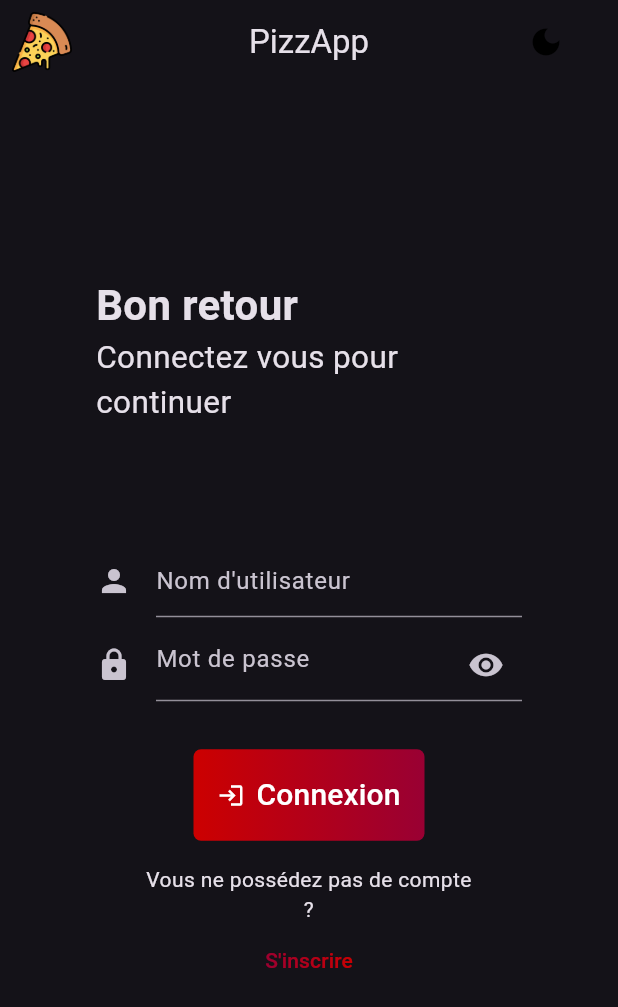
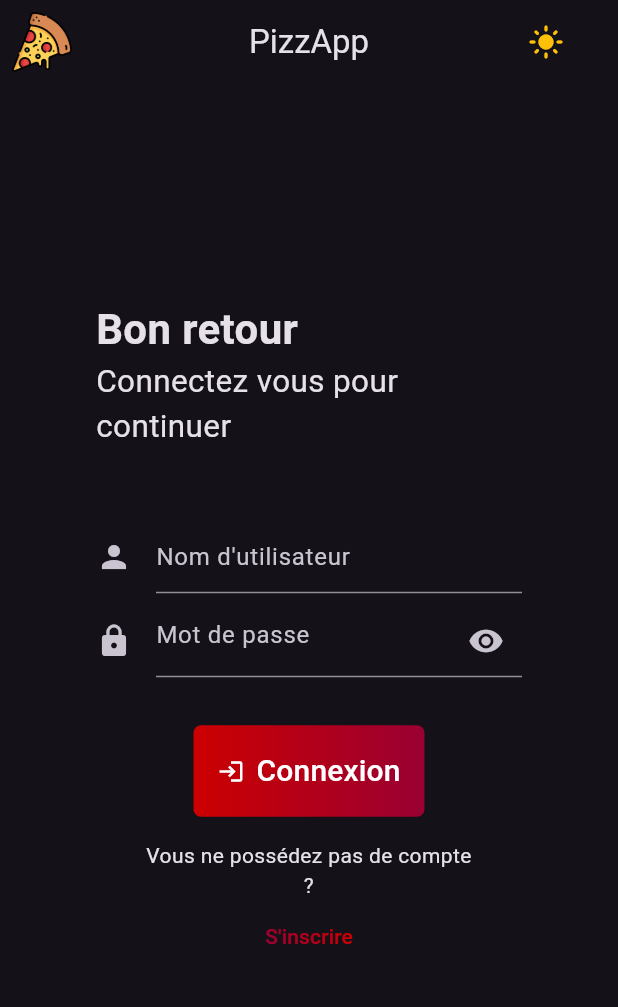
Before and after one commit to nicolas-vdn/appizza, a Flutter app: the screen it shows after launch, after a tap on the "dark mode" icon, on a phone screen of 412 x 824 dp. Shown: the top 1007 px of the screen. Run offline on Flutter 3.47's test engine with Material 3 defaults, Android fonts, the phone set to English and light mode, and no system bars; our stand-ins replace carousel_slider, dio, expandable, go_router, shared_preferences.

Commit message:
fix(structure): internet on android, themeProvider

```diff
--- a/Frontend/lib/main.dart
+++ b/Frontend/lib/main.dart
@@ -2,6 +2,7 @@ import 'package:flutter/material.dart';
 import 'package:flutter_web_plugins/url_strategy.dart';
 import 'package:frontend/providers/auth_provider.dart';
 import 'package:frontend/providers/cart_provider.dart';
+import 'package:frontend/providers/theme_provider.dart';
 import 'package:provider/provider.dart';
 
 import 'router/index.dart';
@@ -10,6 +11,7 @@ void main() {
   usePathUrlStrategy();
   runApp(MultiProvider(
     providers: [
+      ChangeNotifierProvider(create: (context) => ThemeProvider()),
       ChangeNotifierProvider(create: (context) => AuthProvider()),
       ChangeNotifierProvider(create: (context) => CartProvider()),
     ],
@@ -17,41 +19,20 @@ void main() {
   ));
 }
 
-class MyApp extends StatefulWidget {
+class MyApp extends StatelessWidget {
   const MyApp({super.key});
 
   @override
-  State<MyApp> createState() => _MyAppState();
-
-  static _MyAppState of(BuildContext context) => context.findAncestorStateOfType<_MyAppState>()!;
-}
-
-class _MyAppState extends State<MyApp> {
-  ThemeMode _themeMode = ThemeMode.light;
-
-  ThemeMode get themeMode => _themeMode;
-
-  @override
   Widget build(BuildContext context) {
-    return MaterialApp.router(
-      title: 'PizzApp',
-      theme: ThemeData(
-        brightness: Brightness.light,
-        cardColor: const Color.fromARGB(255, 154, 44, 44),
-      ),
-      darkTheme: ThemeData(
-        brightness: Brightness.dark,
-        cardColor: Colors.black,
-      ),
-      themeMode: _themeMode,
-      routerConfig: router,
-      debugShowCheckedModeBanner: false,
-    );
-  }
-
-  void changeTheme(ThemeMode themeMode) {
-    setState(() {
-      _themeMode = themeMode;
+    return Consumer<ThemeProvider>(builder: (context, themeProvider, child) {
+      return MaterialApp.router(
+        title: 'PizzApp',
+        theme: ThemeData.light(),
+        darkTheme: ThemeData.dark(),
+        themeMode: themeProvider.themeMode,
+        routerConfig: router,
+        debugShowCheckedModeBanner: false,
+      );
     });
   }
 }
--- /dev/null
+++ b/Frontend/lib/providers/theme_provider.dart
@@ -0,0 +1,12 @@
+import 'package:flutter/material.dart';
+
+class ThemeProvider with ChangeNotifier {
+  ThemeMode _themeMode = ThemeMode.light;
+
+  ThemeMode get themeMode => _themeMode;
+
+  void setThemeMode(ThemeMode mode) {
+    _themeMode = mode;
+    notifyListeners();
+  }
+}
--- a/Frontend/lib/router/index.dart
+++ b/Frontend/lib/router/index.dart
@@ -2,9 +2,9 @@ import 'package:flutter/material.dart';
 import 'package:go_router/go_router.dart';
 import 'package:provider/provider.dart';
 
-import '../main.dart';
 import '../providers/auth_provider.dart';
 import '../providers/cart_provider.dart';
+import '../providers/theme_provider.dart';
 import '../widgets/views/auth_page.dart';
 import '../widgets/views/cart_page.dart';
 import '../widgets/views/home_page.dart';
@@ -108,11 +108,12 @@ class LogoutButton extends StatelessWidget {
 
   @override
   Widget build(BuildContext context) {
-    return Consumer2<AuthProvider, CartProvider>(builder: (context, authProvider, cartProvider, child) {
+    return Consumer3<ThemeProvider, AuthProvider, CartProvider>(
+        builder: (context, themeProvider, authProvider, cartProvider, child) {
       return authProvider.isSignedIn()
           ? IconButton(
               icon: const Icon(Icons.logout),
-              color: MyApp.of(context).themeMode == ThemeMode.light ? Colors.black : Colors.amber,
+              color: themeProvider.themeMode == ThemeMode.light ? Colors.black : Colors.amber,
               onPressed: () async {
                 cartProvider.emptyCart();
                 await authProvider.logout();
@@ -133,13 +134,15 @@ class ThemeButton extends StatelessWidget {
 
   @override
   Widget build(BuildContext context) {
-    return IconButton(
-      icon: Icon(MyApp.of(context).themeMode == ThemeMode.light ? Icons.dark_mode : Icons.light_mode),
-      color: MyApp.of(context).themeMode == ThemeMode.light ? Colors.black : Colors.amber,
-      onPressed: () {
-        MyApp.of(context)
-            .changeTheme(MyApp.of(context).themeMode == ThemeMode.light ? ThemeMode.dark : ThemeMode.light);
-      },
-    );
+    return Consumer<ThemeProvider>(builder: (context, themeProvider, child) {
+      return IconButton(
+        icon: Icon(themeProvider.themeMode == ThemeMode.light ? Icons.dark_mode : Icons.light_mode),
+        color: themeProvider.themeMode == ThemeMode.light ? Colors.black : Colors.amber,
+        onPressed: () {
+          themeProvider.setThemeMode(
+              themeProvider.themeMode == ThemeMode.light ? ThemeMode.dark : ThemeMode.light);
+        },
+      );
+    });
   }
 }
--- a/Frontend/lib/widgets/views/auth_page.dart
+++ b/Frontend/lib/widgets/views/auth_page.dart
@@ -28,7 +28,9 @@ class _AuthPageState extends State<AuthPage> {
 
       AuthProvider user = Provider.of<AuthProvider>(context, listen: false);
       try {
-        _register ? await user.register(_username, _password) : await user.signIn(_username, _password);
+        _register
+            ? await user.register(_username, _password)
+            : await user.signIn(_username, _password);
 
         if (context.mounted && user.isSignedIn()) {
           context.go('/');
@@ -93,7 +95,9 @@ class _AuthPageState extends State<AuthPage> {
                             _isObscured = !_isObscured;
                           });
                         },
-                        icon: _isObscured ? const Icon(Icons.visibility) : const Icon(Icons.visibility_off)),
+                        icon: _isObscured
+                            ? const Icon(Icons.visibility)
+                            : const Icon(Icons.visibility_off)),
                     hintText: 'Mot de passe',
                     icon: const Icon(Icons.lock),
                   ),
@@ -131,17 +135,16 @@ class WelcomeSection extends StatefulWidget {
 class _WelcomeSectionState extends State<WelcomeSection> {
   @override
   Widget build(BuildContext context) {
-    return Padding(
-      padding: const EdgeInsets.only(bottom: 32.0),
-      child: Column(
+    return Column(
       crossAxisAlignment: CrossAxisAlignment.start,
       children: [
         Text(widget.register ? "Bienvenue" : "Bon retour",
-              style: DefaultTextStyle.of(context).style.apply(fontSizeFactor: 2.0, fontWeightDelta: 2)),
+            style: DefaultTextStyle.of(context)
+                .style
+                .apply(fontSizeFactor: 2.0, fontWeightDelta: 2)),
         Text(widget.register ? "Créez un nouveau compte" : "Connectez vous pour continuer",
             style: DefaultTextStyle.of(context).style.apply(fontSizeFactor: 1.5)),
       ],
-      ),
     );
   }
 }
@@ -218,7 +221,9 @@ class _ActionSectionState extends State<ActionSection> {
             crossAxisAlignment: WrapCrossAlignment.center,
             children: [
               Text(
-                widget.register ? "Vous possédez déjà un compte ?" : "Vous ne possédez pas de compte ?",
+                widget.register
+                    ? "Vous possédez déjà un compte ?"
+                    : "Vous ne possédez pas de compte ?",
                 textAlign: TextAlign.center,
               ),
               TextButton(
@@ -228,7 +233,10 @@ class _ActionSectionState extends State<ActionSection> {
                 },
                 child: GradientText(
                   widget.register ? "Se connecter" : "S'inscrire",
-                  gradient: const LinearGradient(begin: Alignment.topRight, end: Alignment.bottomLeft, colors: [
+                  gradient: const LinearGradient(
+                      begin: Alignment.topRight,
+                      end: Alignment.bottomLeft,
+                      colors: [
                         Color.fromARGB(255, 204, 0, 0),
                         Color.fromARGB(255, 153, 0, 51),
                       ]),
```
Also changed, not shown: 1 other file. Lines whose indentation alone changed are shown as unchanged.
